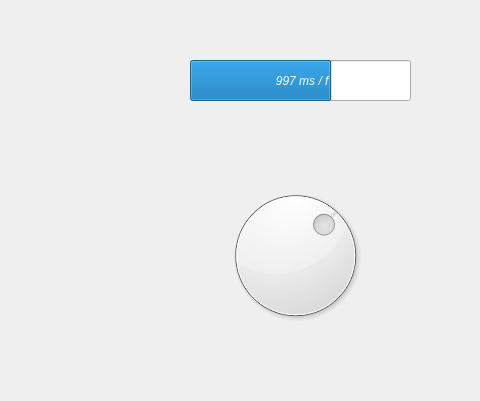
The window that widget.ui (Bei-yuan-qian-jing/DataStructureProject) describes before a commit, drawn with Qt 5; both pictures show x 520 to 1000 and y 140 to 541 of the 1000 by 800 pixel window.
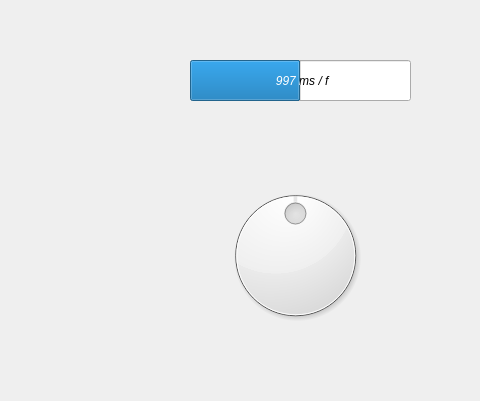
The same window after the commit.

The edit to the form file:
```diff
--- a/widget.ui
+++ b/widget.ui
@@ -223,10 +223,10 @@
     <string/>
    </property>
    <property name="minimum">
-    <number>100</number>
+    <number>1</number>
    </property>
    <property name="maximum">
-    <number>1500</number>
+    <number>2000</number>
    </property>
    <property name="singleStep">
     <number>0</number>
@@ -248,10 +248,10 @@
     <string>timeinterval  per frame</string>
    </property>
    <property name="minimum">
-    <number>100</number>
+    <number>1</number>
    </property>
    <property name="maximum">
-    <number>1500</number>
+    <number>2000</number>
    </property>
    <property name="value">
     <number>997</number>
```
